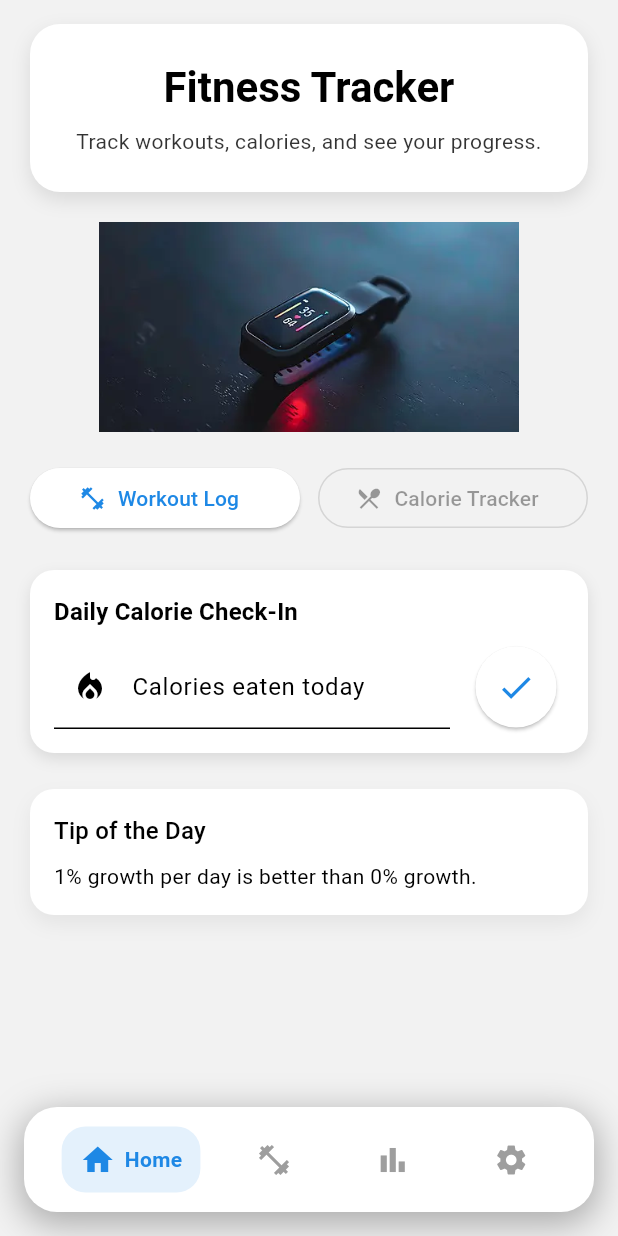
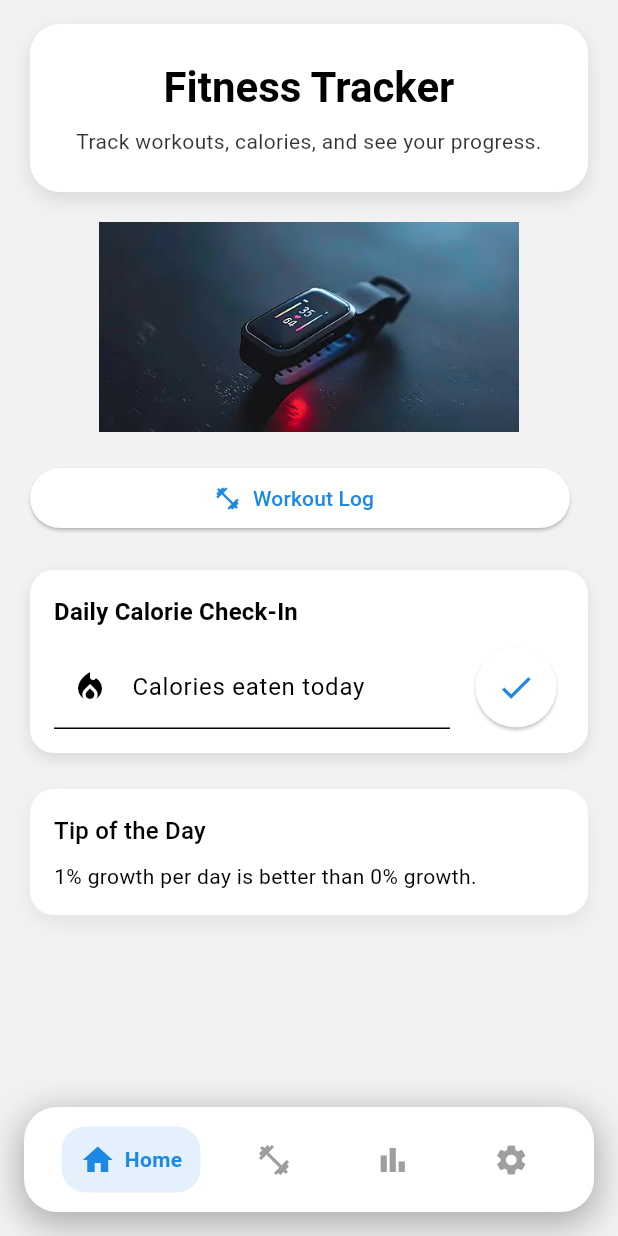
Before and after one commit to kvo110/fitness_tracker, a Flutter app: the screen it shows after launch, on a phone screen of 412 x 824 dp. Run offline on Flutter 3.47's test engine with Material 3 defaults, Android fonts, the phone set to English and light mode, and no system bars; our stand-ins replace fl_chart.

Commit message:
Milestone 1 completed, removes calorie tracker button on home page

```diff
--- a/fitness_tracker/lib/screens/home_screen.dart
+++ b/fitness_tracker/lib/screens/home_screen.dart
@@ -108,13 +108,6 @@ class _HomeScreenState extends State<HomeScreen> {
                             ),
                         ),
                         const SizedBox(width: 12),
-                        Expanded(
-                            child: OutlinedButton.icon(
-                                onPressed: widget.onOpenCalories,
-                                icon: const Icon(Icons.local_dining),
-                                label: const Text('Calorie Tracker'),
-                            ),
-                        ),
                     ],
                 ),
                 const SizedBox(height: 24),
```
